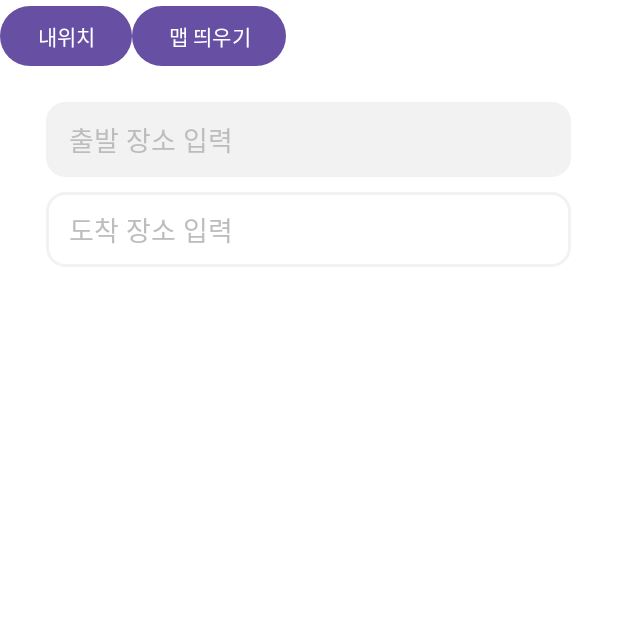
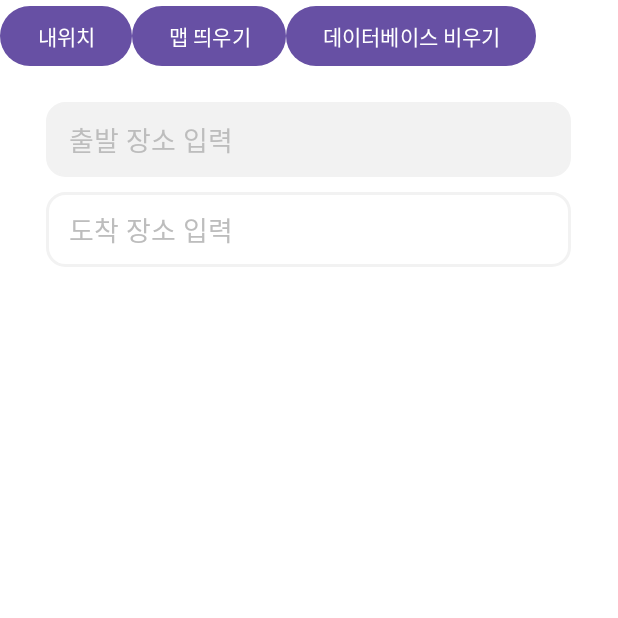
Before and after one commit to 2023Capstone/moijaNew, an Android app: the screen it shows after launch (MainPage), on a phone screen of 412 x 824 dp, the top half of it. Run offline under Robolectric (Android 15) with nearby library versions, the phone set to English and light mode, and no system bars; libraries missing offline, so code that uses them is left out: com.kakao.sdk, com.kakao.vectormap; 3 statements that could not run were skipped.

Commit message:
검색기록 추가

```diff
--- a/app/src/main/AndroidManifest.xml
+++ b/app/src/main/AndroidManifest.xml
@@ -30,10 +30,6 @@
         <activity
 
             android:name=".Location.Location"
-            android:exported="false" />
-        <activity
-
-            android:name=".fragment.Fragment_Chat_Map"
             android:exported="false" />
         <activity
 
--- a/app/src/main/java/com/example/moija/MainPage.java
+++ b/app/src/main/java/com/example/moija/MainPage.java
@@ -1,7 +1,12 @@
 package com.example.moija;
 
+import static com.example.moija.time.DateTime.getCurrentDateTime;
+
+import android.content.ContentValues;
 import android.content.Context;
 import android.content.SharedPreferences;
+import android.database.Cursor;
+import android.database.sqlite.SQLiteDatabase;
 import android.os.Bundle;
 import android.text.Editable;
 import android.text.TextWatcher;
@@ -10,6 +15,7 @@ import android.view.KeyEvent;
 import android.view.View;
 import android.view.inputmethod.InputMethodManager;
 import android.widget.AdapterView;
+import android.widget.ArrayAdapter;
 import android.widget.Button;
 import android.widget.EditText;
 import android.widget.FrameLayout;
@@ -28,7 +34,9 @@ import com.example.moija.map.SearchResults;
 import com.google.gson.Gson;
 
 import java.util.ArrayList;
+import java.util.LinkedList;
 import java.util.List;
+import java.util.Queue;
 
 import retrofit2.Call;
 import retrofit2.Callback;
@@ -46,7 +54,12 @@ public class MainPage extends AppCompatActivity{
     public static final String BASE_URL = "https://dapi.kakao.com/";
     private Button mylocbtn;
 
-    private Button makemapbtn;
+    private ListView recordPlaceList;
+    private RecordPlaceDB recordPlaceDB;
+    private ArrayAdapter<String> recordAdapter;
+    private Queue<String> dataList;
+    private static final int MAX_QUEUE_SIZE = 10;
+    private Button makemapbtn,dataclear;
     //시작점을 정했는지, 도착점을 정했는지
     private boolean Startsearched,Goalsearched=false;
     //검색결과를 담을 리스트뷰
@@ -66,10 +79,36 @@ public class MainPage extends AppCompatActivity{
         mylocbtn=findViewById(R.id.mylocbtn);
         makemapbtn=findViewById(R.id.makemapbtn);
         Mapframelayout=findViewById(R.id.Mapframe);
+        dataList = new LinkedList<>();
+        dataclear=findViewById(R.id.dataclear);
+        recordPlaceList=findViewById(R.id.recordPlaceList);
+        recordAdapter=new ArrayAdapter<>(this, android.R.layout.simple_list_item_1, new ArrayList<>(dataList));
+        recordPlaceDB = new RecordPlaceDB(getApplicationContext());
         MapFragment=new MapFragment();
+        recordPlaceList.setAdapter(recordAdapter);
+        updateList();
         getSupportFragmentManager().beginTransaction().replace(R.id.Mapframe,MapFragment).commit();
         //키보드 제어
         InputMethodManager Keyboardmanager = (InputMethodManager)getSystemService(INPUT_METHOD_SERVICE);
+        //데이터베이스 삭제
+        dataclear.setOnClickListener(new View.OnClickListener() {
+            @Override
+            public void onClick(View view) {
+            }
+        });
+        //검색기록 누르면 자동 입력되게 함
+        recordPlaceList.setOnItemClickListener(new AdapterView.OnItemClickListener() {
+            @Override
+            public void onItemClick(AdapterView<?> parent, View view, int position, long id) {
+                // 클릭한 아이템의 값을 가져와서 입력 필드에 표시
+                String selectedItem = dataList.toArray(new String[0])[position];
+                String[] parts = selectedItem.split(" - ");
+                if (parts.length == 2) {
+                    startEditText.setText(parts[0]);
+                    goalEditText.setText(parts[1]);
+                }
+            }
+        });
         //원래는 검색 후에 결과들 중 하나 선택하면 맵이 띄워져야 하나 합치기 전이므로 일단 임시적으로 맵을 키고 끌 수 있는 버튼을 구현함
         makemapbtn.setOnClickListener(new View.OnClickListener() {
             @Override
@@ -100,7 +139,8 @@ public class MainPage extends AppCompatActivity{
                         goalEditText.setText("");
                     }
                     //검색결과 숨김
-                    resultListView.setVisibility(View.INVISIBLE);
+                    recordPlaceList.setVisibility(View.VISIBLE);
+                    resultListView.setVisibility(View.GONE);
                 }
             }
         });
@@ -118,7 +158,8 @@ public class MainPage extends AppCompatActivity{
                         startEditText.setText("");
                     }
                     //검색결과 숨김
-                    resultListView.setVisibility(View.INVISIBLE);
+                    recordPlaceList.setVisibility(View.VISIBLE);
+                    resultListView.setVisibility(View.GONE);
                 }
             }
         });
@@ -190,7 +231,8 @@ public class MainPage extends AppCompatActivity{
                         //도착점 정해져있으면
                         else if(Goalsearched==true)
                         {
-                            //검색 결과 띄우는 동작 수행
+                            //검색 결과 기록
+                            addRecord();
                         }
                     }
                     //도착점을 찾는중이었다면
@@ -210,10 +252,12 @@ public class MainPage extends AppCompatActivity{
                         //시작점 정해져있으면
                         else if(Startsearched==true)
                         {
-                           //검색 결과 띄우는 동작 수행
+                            //검색 결과 기록
+                            addRecord();
                         }
                     }
-                resultListView.setVisibility(View.INVISIBLE);
+                recordPlaceList.setVisibility(View.VISIBLE);
+                resultListView.setVisibility(View.GONE);
             }
         });
         mylocbtn.setOnClickListener(new View.OnClickListener() {
@@ -239,6 +283,76 @@ public class MainPage extends AppCompatActivity{
         startEditText.setText("출발 위치: " + place.getPlaceName());
         Startsearched=true;
         Mylocation.StartPlace=place;
+    }
+    //검색기록 추가
+    public void addRecord(){
+        String start = startEditText.getText().toString();
+        String end = goalEditText.getText().toString();
+
+        SQLiteDatabase database = recordPlaceDB.getWritableDatabase();
+        ContentValues values = new ContentValues();
+        values.put("startPlace", start);
+        values.put("endPlace", end);
+        values.put("time", getCurrentDateTime());
+        long newRowId = database.insert("recordPlace_DB", null, values);
+
+        if (newRowId == -1) {
+            // 데이터베이스에 추가 실패한 경우
+            Toast.makeText(getApplicationContext(), "데이터베이스에 정보를 추가하는 데 실패했습니다.", Toast.LENGTH_SHORT).show();
+        } else {
+            // 데이터베이스에 성공적으로 추가한 경우
+            Toast.makeText(getApplicationContext(), "데이터베이스에 정보를 추가했습니다.", Toast.LENGTH_SHORT).show();
+            dataMaxRows(database);
+            // 데이터베이스 업데이트 후 리스트 업데이트
+            updateList();
+        }
+    }
+
+    private void updateList() {
+        dataList.clear();
+        SQLiteDatabase database = recordPlaceDB.getReadableDatabase();
+
+        Cursor cursor = database.query("recordPlace_DB", null, null, null, null, null, "time DESC", "10");
+
+        int startPlaceIndex = cursor.getColumnIndex("startPlace");
+        int endPlaceIndex = cursor.getColumnIndex("endPlace");
+
+        if (cursor.moveToFirst()) {
+            do {
+                String startPlace = cursor.getString(startPlaceIndex);
+                String endPlace = cursor.getString(endPlaceIndex);
+                dataList.offer(startPlace + " - " + endPlace);
+
+                if (dataList.size() > MAX_QUEUE_SIZE) {
+                    dataList.poll();
+                }
+            } while (cursor.moveToNext());
+        } else {
+            // 데이터가 없음을 사용자에게 알림
+            Toast.makeText(getApplicationContext(), "검색 결과가 없습니다.", Toast.LENGTH_SHORT).show();
+            Log.d("updateList", "커서가 데이터를 가리키지 않습니다.");
+        }
+        cursor.close(); // 커서 사용 후 닫기
+
+        // 어댑터 업데이트
+        recordAdapter.clear();
+        recordAdapter.addAll(dataList);
+        recordAdapter.notifyDataSetChanged();
+        Log.d("updateList", "리스트가 업데이트되었습니다: " + dataList.size());
+    }
+
+    private void dataMaxRows(SQLiteDatabase database) {
+        Cursor cursor = database.rawQuery("SELECT COUNT(*) FROM recordPlace_DB", null);
+        int rowCount = 0;
+        if (cursor.moveToFirst()) {
+            rowCount = cursor.getInt(0);
+        }
+        cursor.close();
+
+        if (rowCount > MAX_QUEUE_SIZE) {
+            String deleteQuery = "DELETE FROM recordPlace_DB WHERE time IN (SELECT MIN(time) FROM recordPlace_DB)";
+            database.execSQL(deleteQuery);
+        }
     }
     //검색한 결과를 바로 시작점/도착점으로 설정할 때 사용(내 위치를 시작점에 넣을때)
     public void searchAndSet(String query, String startorgoal, boolean searchbymyloc){
@@ -370,6 +484,7 @@ public class MainPage extends AppCompatActivity{
                                 SearchAdapter adapter = new SearchAdapter(MainPage.this, filteredplace);
                                 resultListView.setAdapter(adapter);
                             }
+                            recordPlaceList.setVisibility(View.GONE);
                             resultListView.setVisibility(View.VISIBLE);
                         }
                         if(searchcode==1 && Startsearched==true) {
@@ -383,6 +498,7 @@ public class MainPage extends AppCompatActivity{
                                 SearchAdapter adapter = new SearchAdapter(MainPage.this, filteredplace);
                                 resultListView.setAdapter(adapter);
                             }
+                            recordPlaceList.setVisibility(View.GONE);
                             resultListView.setVisibility(View.VISIBLE);
                         }
                         else {
@@ -390,6 +506,7 @@ public class MainPage extends AppCompatActivity{
                                 SearchAdapter adapter = new SearchAdapter(MainPage.this, searchResults.getPlaces());
                                 resultListView.setAdapter(adapter);
                             }
+                            recordPlaceList.setVisibility(View.GONE);
                             resultListView.setVisibility(View.VISIBLE);
                         }
                     }
--- a/app/src/main/java/com/example/moija/fragment/MapFragment.java
+++ b/app/src/main/java/com/example/moija/fragment/MapFragment.java
@@ -124,7 +124,6 @@ public class MapFragment extends Fragment {
 
                                     layer.remove(MyLabel);
                                 }
-
                                 //마커를 그리고 MyLabel에 집어넣음
                                 MyLabel = layer.addLabel(options);
                                 //마커 이미지 크기 조절
--- a/app/src/main/res/layout/activity_main_page.xml
+++ b/app/src/main/res/layout/activity_main_page.xml
@@ -20,6 +20,11 @@
             android:layout_height="wrap_content"
             android:id="@+id/makemapbtn"
             android:text="맵 띄우기"/>
+        <Button
+            android:layout_width="wrap_content"
+            android:layout_height="wrap_content"
+            android:text="데이터베이스 비우기"
+            android:id="@+id/dataclear"/>
     </LinearLayout>
     <LinearLayout
         android:layout_width="match_parent"
@@ -67,6 +72,13 @@
         android:layout_width="wrap_content"
         android:layout_height="wrap_content"
         android:dividerHeight="1dp"
-        android:visibility="invisible"
+        android:visibility="gone"
+        android:divider="@android:drawable/divider_horizontal_bright"/>
+    <ListView
+        android:layout_marginTop="20dp"
+        android:layout_width="wrap_content"
+        android:layout_height="wrap_content"
+        android:visibility="visible"
+        android:id="@+id/recordPlaceList"
         android:divider="@android:drawable/divider_horizontal_bright"/>
 </LinearLayout>
```
